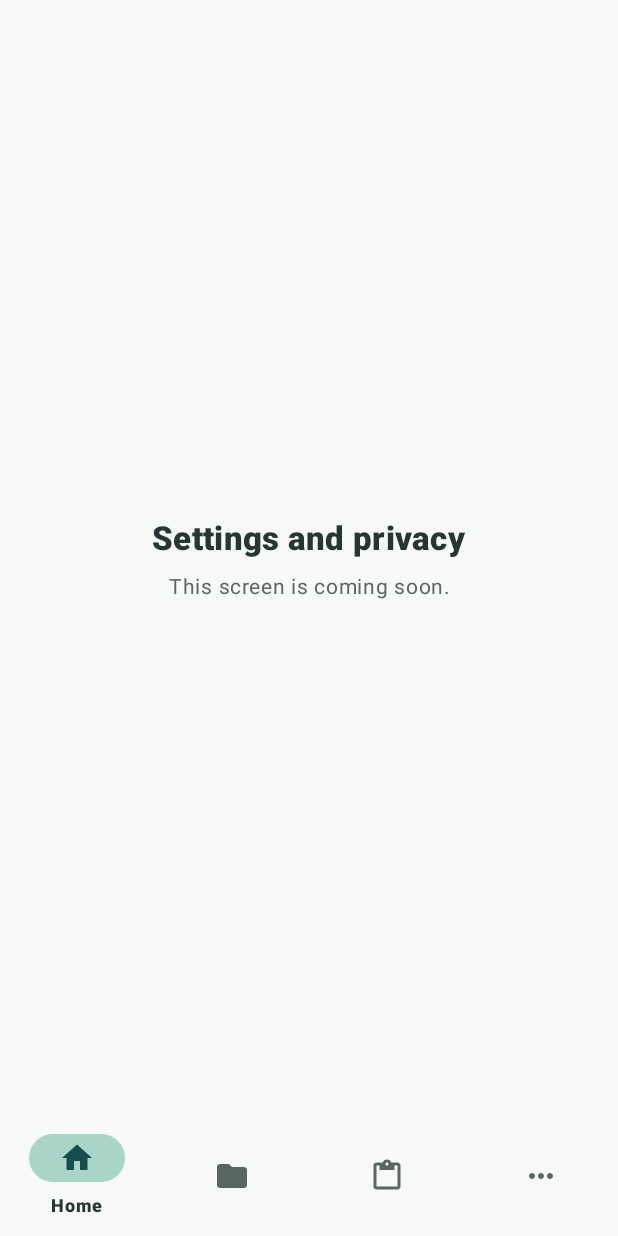
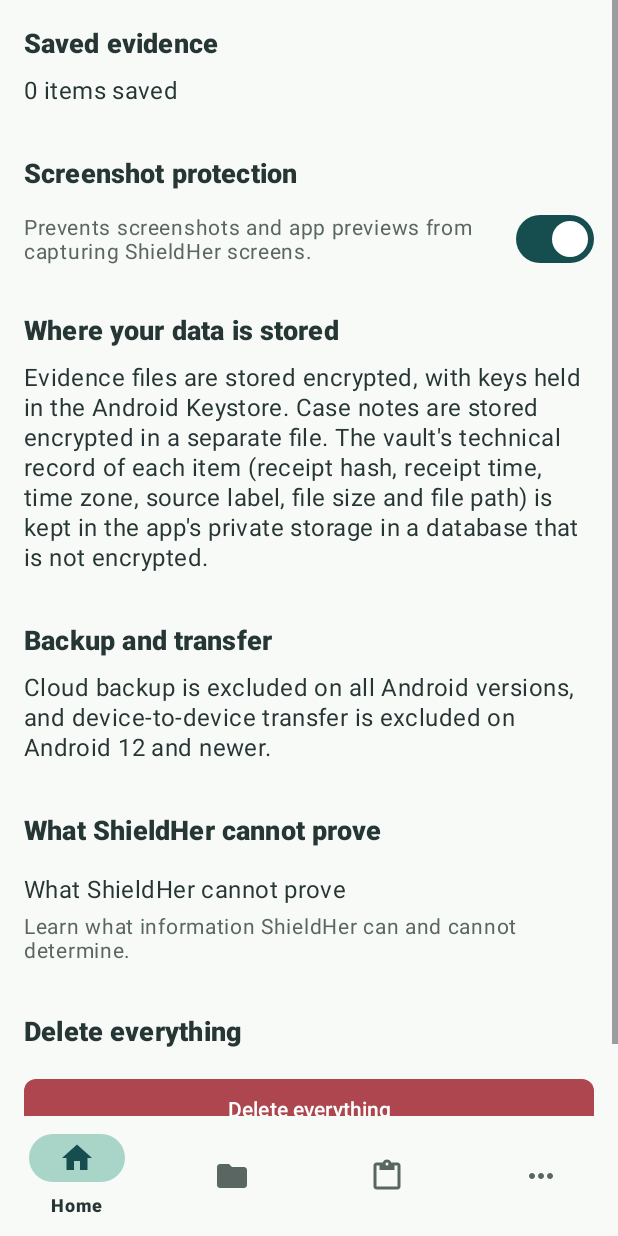
Before and after one commit to abdulsaboor190/ShieldHer_FYP_1, an Android app: the SettingsFragment screen opened through its navigation route, on a phone screen of 412 x 824 dp. Run offline under Robolectric (Android 15) with nearby library versions, the phone set to English and light mode, and no system bars; our stand-ins replace Room's generated code, navigation-ui.

Commit message:
FE-4.7a: Settings and privacy

```diff
--- a/app/src/main/java/com/shieldher/dashboard/settings/SettingsFragment.kt
+++ b/app/src/main/java/com/shieldher/dashboard/settings/SettingsFragment.kt
@@ -5,17 +5,107 @@ import android.view.LayoutInflater
 import android.view.View
 import android.view.ViewGroup
 import android.widget.TextView
+import android.widget.Toast
 import androidx.fragment.app.Fragment
+import androidx.fragment.app.viewModels
+import androidx.lifecycle.Lifecycle
+import androidx.lifecycle.lifecycleScope
+import androidx.lifecycle.repeatOnLifecycle
+import androidx.navigation.fragment.findNavController
+import com.google.android.material.button.MaterialButton
+import com.google.android.material.materialswitch.MaterialSwitch
 import com.shieldher.R
+import com.shieldher.dashboard.common.AppSettings
+import com.shieldher.dashboard.common.ConfirmDialog
+import com.shieldher.dashboard.common.applyTo
+import com.shieldher.dashboard.common.viewModelFactory
+import kotlinx.coroutines.launch
 
 class SettingsFragment : Fragment() {
+
+    private val viewModel: SettingsViewModel by viewModels {
+        viewModelFactory { SettingsViewModel() }
+    }
+
     override fun onCreateView(
         inflater: LayoutInflater,
         container: ViewGroup?,
         savedInstanceState: Bundle?
-    ): View? {
-        val view = inflater.inflate(R.layout.fragment_placeholder, container, false)
-        view.findViewById<TextView>(R.id.text_title).setText(R.string.title_settings)
-        return view
+    ): View = inflater.inflate(R.layout.fragment_settings, container, false)
+
+    override fun onViewCreated(view: View, savedInstanceState: Bundle?) {
+        super.onViewCreated(view, savedInstanceState)
+
+        val textEvidenceCount = view.findViewById<TextView>(R.id.text_evidence_count)
+        val switchScreenshot = view.findViewById<MaterialSwitch>(R.id.switch_screenshot_protection)
+        val rowLimits = view.findViewById<View>(R.id.row_limits)
+        val btnDeleteAll = view.findViewById<MaterialButton>(R.id.btn_delete_all)
+
+        // Screenshot protection setup
+        val settings = AppSettings(requireContext())
+        switchScreenshot.isChecked = settings.screenshotProtectionEnabled
+        switchScreenshot.setOnCheckedChangeListener { _, isChecked ->
+            settings.screenshotProtectionEnabled = isChecked
+            activity?.window?.let { window ->
+                applyTo(window, settings)
+            }
+        }
+
+        // Navigate to limits fragment
+        rowLimits.setOnClickListener {
+            findNavController().navigate(R.id.limitsFragment)
+        }
+
+        // Delete all button
+        btnDeleteAll.setOnClickListener {
+            ConfirmDialog.show(
+                context = requireContext(),
+                title = R.string.dialog_delete_all_title,
+                message = R.string.dialog_delete_all_message,
+                confirmText = R.string.dialog_delete_all_confirm,
+                destructive = true,
+                onConfirm = {
+                    viewModel.deleteAll()
+                }
+            )
+        }
+
+        // Observe ViewModel states
+        viewLifecycleOwner.lifecycleScope.launch {
+            viewLifecycleOwner.repeatOnLifecycle(Lifecycle.State.STARTED) {
+                launch {
+                    viewModel.evidenceCount.collect { count ->
+                        textEvidenceCount.text = getString(R.string.settings_evidence_count, count)
+                    }
+                }
+                launch {
+                    viewModel.deleteAllResult.collect { result ->
+                        when (result) {
+                            DeleteAllResult.Success -> {
+                                Toast.makeText(
+                                    requireContext(),
+                                    R.string.settings_delete_all_success,
+                                    Toast.LENGTH_SHORT
+                                ).show()
+                            }
+                            DeleteAllResult.GatewayFailed -> {
+                                Toast.makeText(
+                                    requireContext(),
+                                    R.string.settings_delete_all_gateway_error,
+                                    Toast.LENGTH_LONG
+                                ).show()
+                            }
+                            DeleteAllResult.CaseStoreFailed -> {
+                                Toast.makeText(
+                                    requireContext(),
+                                    R.string.settings_delete_all_case_error,
+                                    Toast.LENGTH_LONG
+                                ).show()
+                            }
+                        }
+                    }
+                }
+            }
+        }
     }
 }
--- /dev/null
+++ b/app/src/main/java/com/shieldher/dashboard/settings/SettingsViewModel.kt
@@ -0,0 +1,71 @@
+package com.shieldher.dashboard.settings
+
+import androidx.lifecycle.ViewModel
+import androidx.lifecycle.viewModelScope
+import com.shieldher.dashboard.cases.CaseStoreException
+import com.shieldher.dashboard.data.CaseRepository
+import com.shieldher.dashboard.data.EvidenceGateway
+import com.shieldher.dashboard.data.ServiceLocator
+import com.shieldher.dashboard.data.VerificationSession
+import kotlinx.coroutines.flow.MutableSharedFlow
+import kotlinx.coroutines.flow.SharedFlow
+import kotlinx.coroutines.flow.SharingStarted
+import kotlinx.coroutines.flow.StateFlow
+import kotlinx.coroutines.flow.asSharedFlow
+import kotlinx.coroutines.flow.map
+import kotlinx.coroutines.flow.stateIn
+import kotlinx.coroutines.launch
+
+sealed interface DeleteAllResult {
+    data object Success : DeleteAllResult
+    data object GatewayFailed : DeleteAllResult
+    data object CaseStoreFailed : DeleteAllResult
+}
+
+class SettingsViewModel(
+    private val evidenceGateway: EvidenceGateway = ServiceLocator.evidenceGateway,
+    private val caseRepository: CaseRepository = ServiceLocator.caseRepository,
+    private val verificationSession: VerificationSession = ServiceLocator.verificationSession
+) : ViewModel() {
+
+    val evidenceCount: StateFlow<Int> = evidenceGateway.observeEvidence()
+        .map { it.size }
+        .stateIn(viewModelScope, SharingStarted.WhileSubscribed(5000), 0)
+
+    private val _deleteAllResult = MutableSharedFlow<DeleteAllResult>()
+    val deleteAllResult: SharedFlow<DeleteAllResult> = _deleteAllResult.asSharedFlow()
+
+    fun deleteAll() {
+        viewModelScope.launch {
+            var gatewayOk = false
+            var caseStoreOk = false
+
+            try {
+                evidenceGateway.deleteAll()
+                gatewayOk = true
+            } catch (_: Exception) {
+                gatewayOk = false
+            }
+
+            try {
+                caseRepository.deleteEverything()
+                caseStoreOk = true
+            } catch (_: CaseStoreException) {
+                // If case repository throws CaseStoreException (unreadable store), still report outcome
+                caseStoreOk = false
+            } catch (_: Exception) {
+                caseStoreOk = false
+            }
+
+            verificationSession.clear()
+
+            if (gatewayOk && caseStoreOk) {
+                _deleteAllResult.emit(DeleteAllResult.Success)
+            } else if (!gatewayOk) {
+                _deleteAllResult.emit(DeleteAllResult.GatewayFailed)
+            } else {
+                _deleteAllResult.emit(DeleteAllResult.CaseStoreFailed)
+            }
+        }
+    }
+}
--- /dev/null
+++ b/app/src/main/res/layout/fragment_settings.xml
@@ -0,0 +1,160 @@
+<?xml version="1.0" encoding="utf-8"?>
+<ScrollView xmlns:android="http://schemas.android.com/apk/res/android"
+    xmlns:app="http://schemas.android.com/apk/res-auto"
+    xmlns:tools="http://schemas.android.com/tools"
+    android:id="@+id/settings_scroll"
+    android:layout_width="match_parent"
+    android:layout_height="match_parent"
+    android:fillViewport="true">
+
+    <LinearLayout
+        android:layout_width="match_parent"
+        android:layout_height="wrap_content"
+        android:orientation="vertical"
+        android:paddingBottom="@dimen/sh_space_32">
+
+        <!-- 1. Saved evidence -->
+        <com.shieldher.dashboard.common.SectionHeader
+            android:id="@+id/header_saved_evidence"
+            android:layout_width="match_parent"
+            android:layout_height="wrap_content"
+            android:text="@string/settings_section_saved_evidence" />
+
+        <TextView
+            android:id="@+id/text_evidence_count"
+            android:layout_width="match_parent"
+            android:layout_height="wrap_content"
+            android:paddingStart="@dimen/sh_space_16"
+            android:paddingEnd="@dimen/sh_space_16"
+            android:paddingBottom="@dimen/sh_space_16"
+            android:textAppearance="@style/ShieldHer.TextAppearance.Body"
+            tools:text="0 items saved" />
+
+        <!-- 2. Screenshot protection -->
+        <com.shieldher.dashboard.common.SectionHeader
+            android:id="@+id/header_screenshot"
+            android:layout_width="match_parent"
+            android:layout_height="wrap_content"
+            android:text="@string/settings_section_screenshot" />
+
+        <LinearLayout
+            android:layout_width="match_parent"
+            android:layout_height="wrap_content"
+            android:orientation="horizontal"
+            android:gravity="center_vertical"
+            android:paddingStart="@dimen/sh_space_16"
+            android:paddingEnd="@dimen/sh_space_16"
+            android:paddingBottom="@dimen/sh_space_8">
+
+            <TextView
+                android:id="@+id/text_screenshot_explanation"
+                android:layout_width="0dp"
+                android:layout_height="wrap_content"
+                android:layout_weight="1"
+                android:text="@string/settings_screenshot_explanation"
+                android:textAppearance="@style/ShieldHer.TextAppearance.BodySmall" />
+
+            <com.google.android.material.materialswitch.MaterialSwitch
+                android:id="@+id/switch_screenshot_protection"
+                android:layout_width="wrap_content"
+                android:layout_height="wrap_content"
+                android:layout_marginStart="@dimen/sh_space_16" />
+
+        </LinearLayout>
+
+        <!-- 3. Where your data is stored -->
+        <com.shieldher.dashboard.common.SectionHeader
+            android:id="@+id/header_storage"
+            android:layout_width="match_parent"
+            android:layout_height="wrap_content"
+            android:text="@string/settings_section_storage" />
+
+        <TextView
+            android:id="@+id/text_storage_text"
+            android:layout_width="match_parent"
+            android:layout_height="wrap_content"
+            android:paddingStart="@dimen/sh_space_16"
+            android:paddingEnd="@dimen/sh_space_16"
+            android:paddingBottom="@dimen/sh_space_16"
+            android:text="@string/settings_storage_text"
+            android:textAppearance="@style/ShieldHer.TextAppearance.Body" />
+
+        <!-- 4. Backup and transfer (confirmed facts) -->
+        <com.shieldher.dashboard.common.SectionHeader
+            android:id="@+id/header_backup"
+            android:layout_width="match_parent"
+            android:layout_height="wrap_content"
+            android:text="@string/settings_section_backup" />
+
+        <TextView
+            android:id="@+id/text_backup_text"
+            android:layout_width="match_parent"
+            android:layout_height="wrap_content"
+            android:paddingStart="@dimen/sh_space_16"
+            android:paddingEnd="@dimen/sh_space_16"
+            android:paddingBottom="@dimen/sh_space_16"
+            android:text="@string/settings_backup_confirmed_text"
+            android:textAppearance="@style/ShieldHer.TextAppearance.Body" />
+
+        <!-- 5. What ShieldHer cannot prove -->
+        <com.shieldher.dashboard.common.SectionHeader
+            android:id="@+id/header_limits"
+            android:layout_width="match_parent"
+            android:layout_height="wrap_content"
+            android:text="@string/settings_section_limits" />
+
+        <LinearLayout
+            android:id="@+id/row_limits"
+            android:layout_width="match_parent"
+            android:layout_height="wrap_content"
+            android:background="?attr/selectableItemBackground"
+            android:clickable="true"
+            android:focusable="true"
+            android:orientation="vertical"
+            android:paddingStart="@dimen/sh_space_16"
+            android:paddingTop="@dimen/sh_space_8"
+            android:paddingEnd="@dimen/sh_space_16"
+            android:paddingBottom="@dimen/sh_space_16">
+
+            <TextView
+                android:layout_width="match_parent"
+                android:layout_height="wrap_content"
+                android:text="@string/title_limits"
+                android:textAppearance="@style/ShieldHer.TextAppearance.Body" />
+
+            <TextView
+                android:layout_width="match_parent"
+                android:layout_height="wrap_content"
+                android:layout_marginTop="@dimen/sh_space_4"
+                android:text="@string/settings_limits_row_subtitle"
+                android:textAppearance="@style/ShieldHer.TextAppearance.BodySmall" />
+
+        </LinearLayout>
+
+        <!-- 6. Delete everything -->
+        <com.shieldher.dashboard.common.SectionHeader
+            android:id="@+id/header_delete_all"
+            android:layout_width="match_parent"
+            android:layout_height="wrap_content"
+            android:text="@string/settings_section_delete_all" />
+
+        <LinearLayout
+            android:layout_width="match_parent"
+            android:layout_height="wrap_content"
+            android:orientation="vertical"
+            android:paddingStart="@dimen/sh_space_16"
+            android:paddingEnd="@dimen/sh_space_16"
+            android:paddingTop="@dimen/sh_space_8">
+
+            <com.google.android.material.button.MaterialButton
+                android:id="@+id/btn_delete_all"
+                style="@style/ShieldHer.Button.Destructive"
+                android:layout_width="match_parent"
+                android:layout_height="wrap_content"
+                android:text="@string/dialog_delete_all_confirm" />
+
+        </LinearLayout>
+
+    </LinearLayout>
+
+</ScrollView>
--- /dev/null
+++ b/app/src/main/res/values/strings_settings.xml
@@ -0,0 +1,55 @@
+<?xml version="1.0" encoding="utf-8"?>
+<resources>
+    <!-- Section headers -->
+    <!-- PROPOSED: needs Abdul's review -->
+    <string name="settings_section_saved_evidence">Saved evidence</string>
+    <!-- PROPOSED: needs Abdul's review -->
+    <string name="settings_section_screenshot">Screenshot protection</string>
+    <!-- PROPOSED: needs Abdul's review -->
+    <string name="settings_section_storage">Where your data is stored</string>
+    <!-- PROPOSED: needs Abdul's review -->
+    <string name="settings_section_backup">Backup and transfer</string>
+    <!-- PROPOSED: needs Abdul's review -->
+    <string name="settings_section_limits">What ShieldHer cannot prove</string>
+    <!-- PROPOSED: needs Abdul's review -->
+    <string name="settings_section_delete_all">Delete everything</string>
+
+    <!-- Content strings -->
+    <!-- PROPOSED: needs Abdul's review -->
+    <string name="settings_evidence_count">%d items saved</string>
+    <!-- PROPOSED: needs Abdul's review -->
+    <string name="settings_screenshot_explanation">Prevents screenshots and app previews from capturing ShieldHer screens.</string>
+    <!-- Confirmed from docs/stage1_closeout.md: allowBackup=false, cloud-backup excluded on all versions, device-transfer excluded on Android 12+ -->
+    <!-- PROPOSED: needs Abdul's review -->
+    <string name="settings_backup_confirmed_text">Cloud backup is excluded on all Android versions, and device-to-device transfer is excluded on Android 12 and newer.</string>
+    <!-- PROPOSED: needs Abdul's review -->
+    <string name="settings_limits_row_subtitle">Learn what information ShieldHer can and cannot determine.</string>
+
+    <!-- Delete all dialog & messages -->
+    <!-- PROPOSED: needs Abdul's review -->
+    <string name="dialog_delete_all_title">Delete everything?</string>
+    <!-- PROPOSED: needs Abdul's review -->
+    <string name="dialog_delete_all_message">This removes every saved item and every case note from this phone. It cannot be undone.</string>
+    <!-- PROPOSED: needs Abdul's review -->
+    <string name="dialog_delete_all_confirm">Delete everything</string>
+    <!-- PROPOSED: needs Abdul's review -->
+    <string name="settings_delete_all_success">All saved evidence and case notes have been deleted from this phone.</string>
+    <!-- PROPOSED: needs Abdul's review -->
+    <string name="settings_delete_all_gateway_error">Could not remove some evidence files from this phone.</string>
+    <!-- PROPOSED: needs Abdul's review -->
+    <string name="settings_delete_all_case_error">Could not remove some case notes from this phone.</string>
+
+    <!-- What ShieldHer cannot prove page strings -->
+    <!-- PROPOSED: needs Abdul's review -->
+    <string name="limits_heading_unchanged">Meaning of unchanged</string>
+    <!-- PROPOSED: needs Abdul's review -->
+    <string name="limits_heading_time">Source of timestamps</string>
+    <!-- PROPOSED: needs Abdul's review -->
+    <string name="limits_heading_boundaries">What ShieldHer does not decide</string>
+    <!-- PROPOSED: needs Abdul's review -->
+    <string name="limits_boundaries_author">ShieldHer does not determine who created a file or when it was first created.</string>
+    <!-- PROPOSED: needs Abdul's review -->
+    <string name="limits_boundaries_legal">ShieldHer does not decide whether an item can be used in a legal process.</string>
+    <!-- PROPOSED: needs Abdul's review -->
+    <string name="limits_boundaries_accounts">ShieldHer does not determine whether an online account is genuine.</string>
+</resources>
```
Also changed, not shown: app/src/main/java/com/shieldher/dashboard/settings/WhatCannotProveFragment.kt (+1 -6 lines), app/src/main/res/layout/fragment_what_cannot_prove.xml (added, +88 -0 lines), 1 other file.
